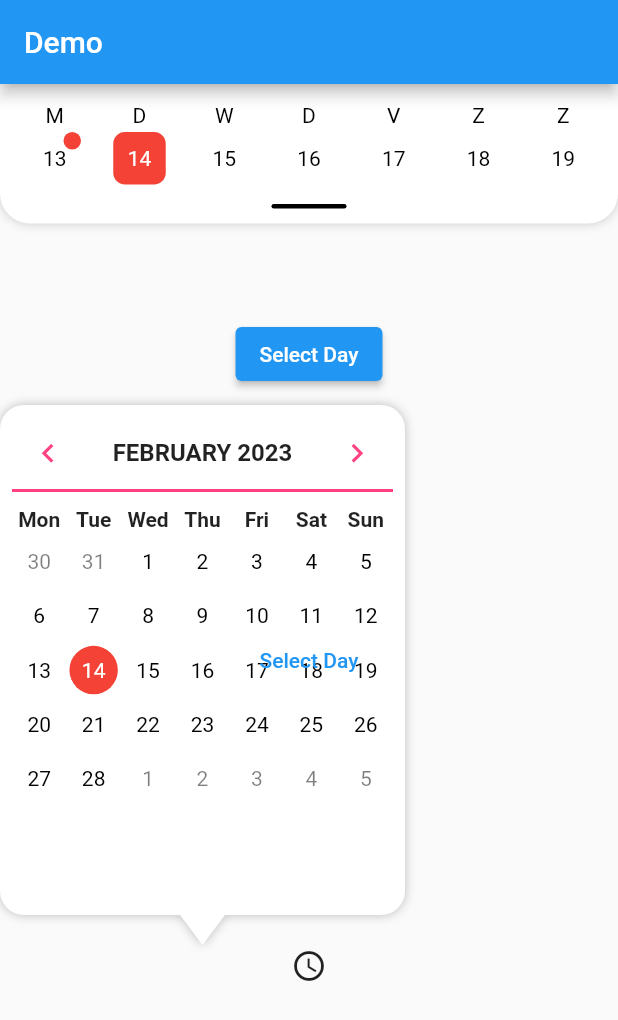
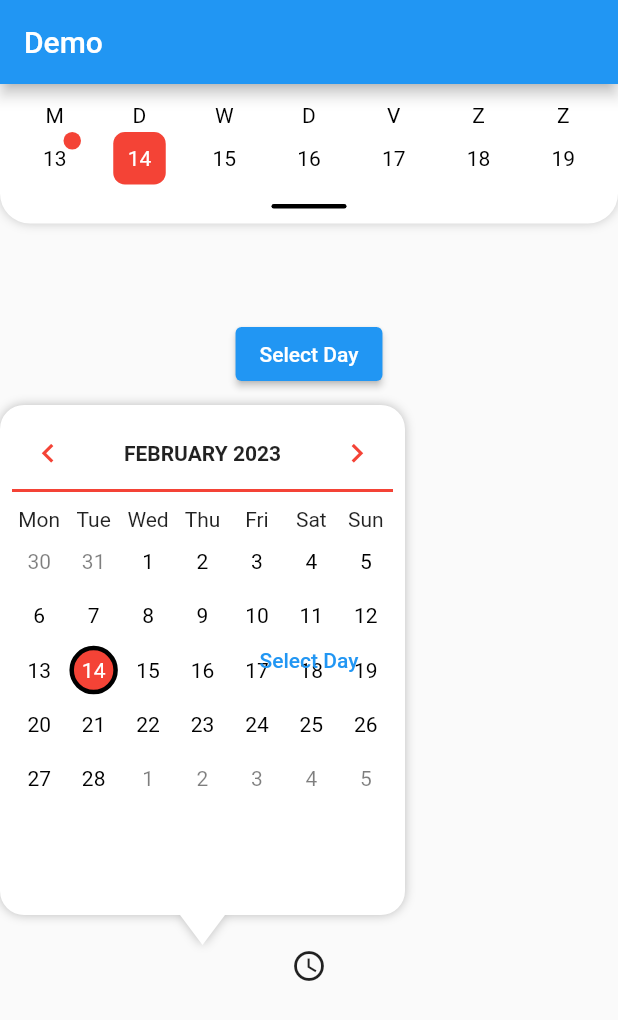
Before and after one commit to Iconica-Development/flutter_date_time_picker, a Flutter app: the screen it shows after launch, on a phone screen of 412 x 824 dp. Shown: the top 1020 px of the screen. Run offline on Flutter 3.47's test engine with Material 2 defaults, Android fonts, the phone set to English and light mode, and no system bars.

Commit message:
Add several different customization options, refactoring - Replaced 4 identical box-themes with different names with 1 general box-theme - Renamed ambiguously named textStyle-property of DatePicker that only affected weekday-styling as weekdayTextStyle - Added custimzation option to change border of days - Added customization option to change padding of calendar

```diff
--- a/example/lib/main.dart
+++ b/example/lib/main.dart
@@ -56,26 +56,30 @@ class DatePickerDemo extends StatelessWidget {
       dateBoxShape: DateBoxShape.circle,
       backgroundColor: Colors.white,
       markedIndicatorColor: Colors.red,
-      baseTheme: const DateBoxBaseTheme(
-        Colors.white,
-        TextStyle(color: Colors.black),
+      baseTheme: const DateBoxTheme(
+        backgroundColor: Colors.white,
+        textStyle: TextStyle(color: Colors.black),
       ),
-      selectedTheme: const DateBoxSelectedTheme(
-        Color(0x4BF44336),
-        TextStyle(
+      selectedTheme: const DateBoxTheme(
+        backgroundColor: Colors.red,
+        textStyle: TextStyle(
           color: Colors.black,
         ),
       ),
-      highlightTheme: const DateBoxHighlightTheme(
-        Colors.red,
-        TextStyle(
+      highlightTheme: DateBoxTheme(
+        borderStyle: Border.all(
+          color: Colors.black,
+          width: 3,
+        ),
+        backgroundColor: Colors.red,
+        textStyle: const TextStyle(
           color: Colors.white,
         ),
       ),
       barTheme: const DateTimePickerBarTheme(
-          barColor: Colors.pinkAccent,
+          barColor: Colors.red,
           barOpacity: 1,
-          textStyle: TextStyle(fontSize: 16, fontWeight: FontWeight.bold)),
+          textStyle: TextStyle(fontSize: 14, fontWeight: FontWeight.bold)),
       paginationSize: 25,
     );
 
@@ -156,19 +160,19 @@ class DatePickerDemo extends StatelessWidget {
             dateTimePickerTheme: const DateTimePickerTheme(
               backgroundColor: Colors.white,
               markedIndicatorColor: Colors.red,
-              baseTheme: DateBoxBaseTheme(
-                Colors.white,
-                TextStyle(color: Colors.black),
+              baseTheme: DateBoxTheme(
+                backgroundColor: Colors.white,
+                textStyle: TextStyle(color: Colors.black),
               ),
-              selectedTheme: DateBoxSelectedTheme(
-                Color(0x4BF44336),
-                TextStyle(
+              selectedTheme: DateBoxTheme(
+                backgroundColor: Color(0x4BF44336),
+                textStyle: TextStyle(
                   color: Colors.red,
                 ),
               ),
-              highlightTheme: DateBoxHighlightTheme(
-                Colors.red,
-                TextStyle(
+              highlightTheme: DateBoxTheme(
+                backgroundColor: Colors.red,
+                textStyle: TextStyle(
                   color: Colors.white,
                 ),
               ),
--- a/lib/flutter_date_time_picker.dart
+++ b/lib/flutter_date_time_picker.dart
@@ -8,10 +8,7 @@ export 'src/drag_down_date_time_picker.dart' show DragDownDateTimePicker;
 export 'src/overlay_date_time_picker.dart' show OverlayDateTimePicker;
 export 'src/models/date_constraint.dart';
 export 'src/enums/date_box_shape.dart';
-export 'src/models/date_box_base_theme.dart';
-export 'src/models/date_box_disabled_theme.dart';
-export 'src/models/date_box_highlight_theme.dart';
-export 'src/models/date_box_selected_theme.dart';
 export 'src/models/date_time_picker_theme.dart';
 export 'src/models/date_time_picker_bar_theme.dart';
 export 'src/widgets/date_time_picker/date_time_picker.dart';
+export 'src/models/date_box_theme.dart';
--- a/lib/src/models/date_box_disabled_theme.dart
+++ /dev/null
@@ -1,19 +0,0 @@
-// SPDX-FileCopyrightText: 2022 Iconica
-//
-// SPDX-License-Identifier: BSD-3-Clause
-
-import 'package:flutter/widgets.dart' show Color, TextStyle;
-
-class DateBoxDisabledTheme {
-  /// Disabled date theme.
-  const DateBoxDisabledTheme(
-    this.backgroundColor,
-    this.textStyle,
-  );
-
-  /// Background color of selected date.
-  final Color? backgroundColor;
-
-  /// The style of the date number.
-  final TextStyle? textStyle;
-}
--- a/lib/src/models/date_box_highlight_theme.dart
+++ /dev/null
@@ -1,19 +0,0 @@
-// SPDX-FileCopyrightText: 2022 Iconica
-//
-// SPDX-License-Identifier: BSD-3-Clause
-
-import 'package:flutter/widgets.dart' show Color, TextStyle;
-
-class DateBoxHighlightTheme {
-  /// Highlighted date theme.
-  const DateBoxHighlightTheme(
-    this.backgroundColor,
-    this.textStyle,
-  );
-
-  /// Background color of highlighted date.
-  final Color? backgroundColor;
-
-  /// The style of the date number.
-  final TextStyle? textStyle;
-}
--- a/lib/src/models/date_box_selected_theme.dart
+++ /dev/null
@@ -1,19 +0,0 @@
-// SPDX-FileCopyrightText: 2022 Iconica
-//
-// SPDX-License-Identifier: BSD-3-Clause
-
-import 'package:flutter/widgets.dart' show Color, TextStyle;
-
-class DateBoxSelectedTheme {
-  /// Selected date theme.
-  const DateBoxSelectedTheme(
-    this.backgroundColor,
-    this.textStyle,
-  );
-
-  /// Background color of selected date.
-  final Color? backgroundColor;
-
-  /// The style of the date number.
-  final TextStyle? textStyle;
-}
--- a/lib/src/models/date_box_base_theme.dart
+++ b/lib/src/models/date_box_theme.dart
@@ -2,18 +2,22 @@
 //
 // SPDX-License-Identifier: BSD-3-Clause
 
-import 'package:flutter/widgets.dart' show Color, TextStyle;
+import 'package:flutter/widgets.dart' show Color, TextStyle, BoxBorder;
 
-class DateBoxBaseTheme {
+class DateBoxTheme {
   /// Default date theme.
-  const DateBoxBaseTheme(
+  const DateBoxTheme({
     this.backgroundColor,
     this.textStyle,
-  );
+    this.borderStyle,
+  });
 
   /// Background color of default date
   final Color? backgroundColor;
 
   /// The style of the date number.
   final TextStyle? textStyle;
+
+  /// The style of the border
+  final BoxBorder? borderStyle;
 }
--- a/lib/src/models/date_time_picker_theme.dart
+++ b/lib/src/models/date_time_picker_theme.dart
@@ -23,24 +23,24 @@ class DateTimePickerTheme {
     this.monthViewSize = 0.6,
     this.weekMonthTriggerSize = 0.3,
     this.shapeDecoration,
-    this.baseTheme = const DateBoxBaseTheme(
-      Colors.white,
-      TextStyle(color: Colors.black),
+    this.baseTheme = const DateBoxTheme(
+        backgroundColor: Colors.white,
+        textStyle: TextStyle(color: Colors.black)),
+    this.highlightTheme = const DateBoxTheme(
+      backgroundColor: Colors.blue,
+      textStyle: TextStyle(color: Colors.white),
     ),
-    this.highlightTheme = const DateBoxHighlightTheme(
-      Colors.blue,
-      TextStyle(color: Colors.white),
+    this.selectedTheme = const DateBoxTheme(
+      backgroundColor: Color(0xFFBBDEFB),
+      textStyle: TextStyle(color: Colors.blue),
     ),
-    this.selectedTheme = const DateBoxSelectedTheme(
-      Color(0xFFBBDEFB),
-      TextStyle(color: Colors.blue),
-    ),
-    this.disabledTheme = const DateBoxDisabledTheme(
-      Colors.grey,
-      TextStyle(color: Colors.white),
+    this.disabledTheme = const DateBoxTheme(
+      backgroundColor: Colors.grey,
+      textStyle: TextStyle(color: Colors.white),
     ),
     this.barTheme = const DateTimePickerBarTheme(),
     this.monthWeekDayHeaders = false,
+    this.calenderPadding = const EdgeInsets.all(8.0),
   });
 
   /// enum to define a shape dor the date. use [DateBoxShape.circle].
@@ -48,16 +48,16 @@ class DateTimePickerTheme {
   final DateBoxShape dateBoxShape;
 
   /// This theme is used to style a default look for the dates.
-  final DateBoxBaseTheme baseTheme;
+  final DateBoxTheme baseTheme;
 
   /// This theme is used for when a specific date is highlighted.
-  final DateBoxHighlightTheme highlightTheme;
+  final DateBoxTheme highlightTheme;
 
   /// This theme is used for when a specific date is slected by the user.
-  final DateBoxSelectedTheme selectedTheme;
+  final DateBoxTheme selectedTheme;
 
   /// This theme is used for when a specific date is disabled.
-  final DateBoxDisabledTheme disabledTheme;
+  final DateBoxTheme disabledTheme;
 
   /// This theme is used for the bar of the date picker.
   final DateTimePickerBarTheme barTheme;
@@ -103,4 +103,7 @@ class DateTimePickerTheme {
   final WidgetBuilder? nextIcon;
 
   final WidgetBuilder? prevIcon;
+
+  /// The padding surrounding the calendar
+  final EdgeInsetsGeometry calenderPadding;
 }
--- a/lib/src/overlay_date_time_picker.dart
+++ b/lib/src/overlay_date_time_picker.dart
@@ -223,7 +223,7 @@ class _OverlayDateTimePickerState extends State<OverlayDateTimePicker> {
           padding: const EdgeInsets.all(8.0),
           child: OverlayDateTimeContent(
             theme: widget.theme,
-            textStyle: widget.textStyle,
+            weekdayTextStyle: widget.textStyle,
             size: widget.size,
             controller: _dateTimePickerController,
             showWeekDays: true,
--- a/lib/src/widgets/date_time_picker/date_time_picker.dart
+++ b/lib/src/widgets/date_time_picker/date_time_picker.dart
@@ -11,7 +11,7 @@ class DateTimePicker extends StatefulWidget {
   final DateTimePickerTheme theme;
 
   /// Style to base the text on
-  final TextStyle textStyle;
+  final TextStyle weekdayTextStyle;
 
   /// Callback that provides the date tapped on as a [DateTime] object.
   final Function(DateTime date)? onTapDay;
@@ -63,7 +63,7 @@ class DateTimePicker extends StatefulWidget {
       {super.key,
       this.child,
       required this.theme,
-      this.textStyle = const TextStyle(),
+      this.weekdayTextStyle = const TextStyle(),
       this.onTapDay,
       this.highlightToday = true,
       this.alwaysUse24HourFormat = true,
@@ -138,10 +138,10 @@ class _DateTimePickerState extends State<DateTimePicker> {
         width: widget.size.width,
         height: widget.size.height,
         child: Padding(
-          padding: const EdgeInsets.all(8.0),
+          padding: widget.theme.calenderPadding,
           child: OverlayDateTimeContent(
             theme: widget.theme,
-            textStyle: widget.textStyle,
+            weekdayTextStyle: widget.weekdayTextStyle,
             size: widget.size,
             controller: _dateTimePickerController,
             showWeekDays: true,
--- a/lib/src/widgets/overlay_date_time_picker/date_picker.dart
+++ b/lib/src/widgets/overlay_date_time_picker/date_picker.dart
@@ -14,7 +14,7 @@ class DatePicker extends StatelessWidget {
     super.key,
     required this.controller,
     required this.theme,
-    required this.textStyle,
+    required this.weekdayTextStyle,
     required this.onSelectDate,
     required this.date,
     required this.showWeekDays,
@@ -23,7 +23,7 @@ class DatePicker extends StatelessWidget {
 
   final DateTimePickerController controller;
   final DateTimePickerTheme theme;
-  final TextStyle textStyle;
+  final TextStyle weekdayTextStyle;
   final void Function(DateTime date) onSelectDate;
   final DateTime date;
   final bool showWeekDays;
@@ -64,11 +64,14 @@ class DatePicker extends StatelessWidget {
                     child: Padding(
                       padding: const EdgeInsets.all(2.0),
                       child: Text(
-                        // The first day in November 2022 is monday
-                        // We use it to properly show monday as the first day and sunday as the last one
-                        date,
-                        style: textStyle.copyWith(fontWeight: FontWeight.bold),
-                      ),
+                          // The first day in November 2022 is monday
+                          // We use it to properly show monday as the first day and sunday as the last one
+                          date,
+                          style: weekdayTextStyle
+                          // .copyWith(
+                          // fontStyle: FontStyle.italic,
+                          // fontWeight: FontWeight.w200),
+                          ),
                     ),
                   ),
                 );
--- a/lib/src/widgets/overlay_date_time_picker/overlay.dart
+++ b/lib/src/widgets/overlay_date_time_picker/overlay.dart
@@ -14,7 +14,7 @@ class OverlayDateTimeContent extends StatefulWidget {
   const OverlayDateTimeContent({
     super.key,
     required this.theme,
-    required this.textStyle,
+    required this.weekdayTextStyle,
     required this.size,
     required this.controller,
     required this.showWeekDays,
@@ -26,7 +26,7 @@ class OverlayDateTimeContent extends StatefulWidget {
   });
 
   final DateTimePickerTheme theme;
-  final TextStyle textStyle;
+  final TextStyle weekdayTextStyle;
   final Size size;
   final DateTimePickerController controller;
   final bool showWeekDays;
@@ -151,7 +151,7 @@ class _OverlayDateTimeContentState extends State<OverlayDateTimeContent> {
                 controller: widget.controller,
                 onSelectDate: _onSelectDate,
                 theme: widget.theme,
-                textStyle: widget.textStyle,
+                weekdayTextStyle: widget.weekdayTextStyle,
                 date: previousDate,
                 dateTimeConstraint: widget.dateTimeConstraint,
                 showWeekDays: widget.showWeekDays,
@@ -160,7 +160,7 @@ class _OverlayDateTimeContentState extends State<OverlayDateTimeContent> {
                 controller: widget.controller,
                 onSelectDate: _onSelectDate,
                 theme: widget.theme,
-                textStyle: widget.textStyle,
+                weekdayTextStyle: widget.weekdayTextStyle,
                 date: widget.controller.browsingDate,
                 showWeekDays: widget.showWeekDays,
                 dateTimeConstraint: widget.dateTimeConstraint,
@@ -169,7 +169,7 @@ class _OverlayDateTimeContentState extends State<OverlayDateTimeContent> {
                 controller: widget.controller,
                 onSelectDate: _onSelectDate,
                 theme: widget.theme,
-                textStyle: widget.textStyle,
+                weekdayTextStyle: widget.weekdayTextStyle,
                 date: nextDate,
                 dateTimeConstraint: widget.dateTimeConstraint,
                 showWeekDays: widget.showWeekDays,
--- a/lib/src/widgets/overlay_date_time_picker/pickable_date.dart
+++ b/lib/src/widgets/overlay_date_time_picker/pickable_date.dart
@@ -40,11 +40,15 @@ class PickableDate extends StatelessWidget {
         children: [
           Container(
             decoration: BoxDecoration(
+              border: getBorder(
+                isToday,
+                isSelected,
+              ),
               color: getColor(
                 isToday,
                 isSelected,
               ),
-              borderRadius: getBorder(theme.dateBoxShape),
+              borderRadius: getBorderRadius(theme.dateBoxShape),
             ),
             child: Center(
               child: Opacity(
@@ -71,7 +75,7 @@ class PickableDate extends StatelessWidget {
     );
   }
 
-  BorderRadiusGeometry? getBorder(DateBoxShape shape) {
+  BorderRadiusGeometry? getBorderRadius(DateBoxShape shape) {
     switch (shape) {
       case DateBoxShape.circle:
         return BorderRadius.all(Radius.circular(theme.monthDateBoxSize));
@@ -83,8 +87,8 @@ class PickableDate extends StatelessWidget {
   }
 
   Color? getColor(bool isToday, bool isSelected) {
+    if (isSelected) return theme.selectedTheme.backgroundColor;
     if (isToday) return theme.highlightTheme.backgroundColor;
-    if (isSelected) return theme.selectedTheme.backgroundColor;
     return null;
   }
 
@@ -93,4 +97,18 @@ class PickableDate extends StatelessWidget {
     if (isSelected) return theme.selectedTheme.textStyle;
     return theme.baseTheme.textStyle;
   }
+
+  BoxBorder getBorder(bool isToday, bool isSelected) {
+    if (isToday) {
+      if (theme.highlightTheme.borderStyle != null) {
+        return theme.highlightTheme.borderStyle!;
+      }
+    }
+    if (isSelected) {
+      if (theme.selectedTheme.borderStyle != null) {
+        return theme.selectedTheme.borderStyle!;
+      }
+    }
+    return Border.all(color: const Color.fromARGB(0, 255, 255, 255));
+  }
 }
```
Also changed, not shown: 1 other file.
